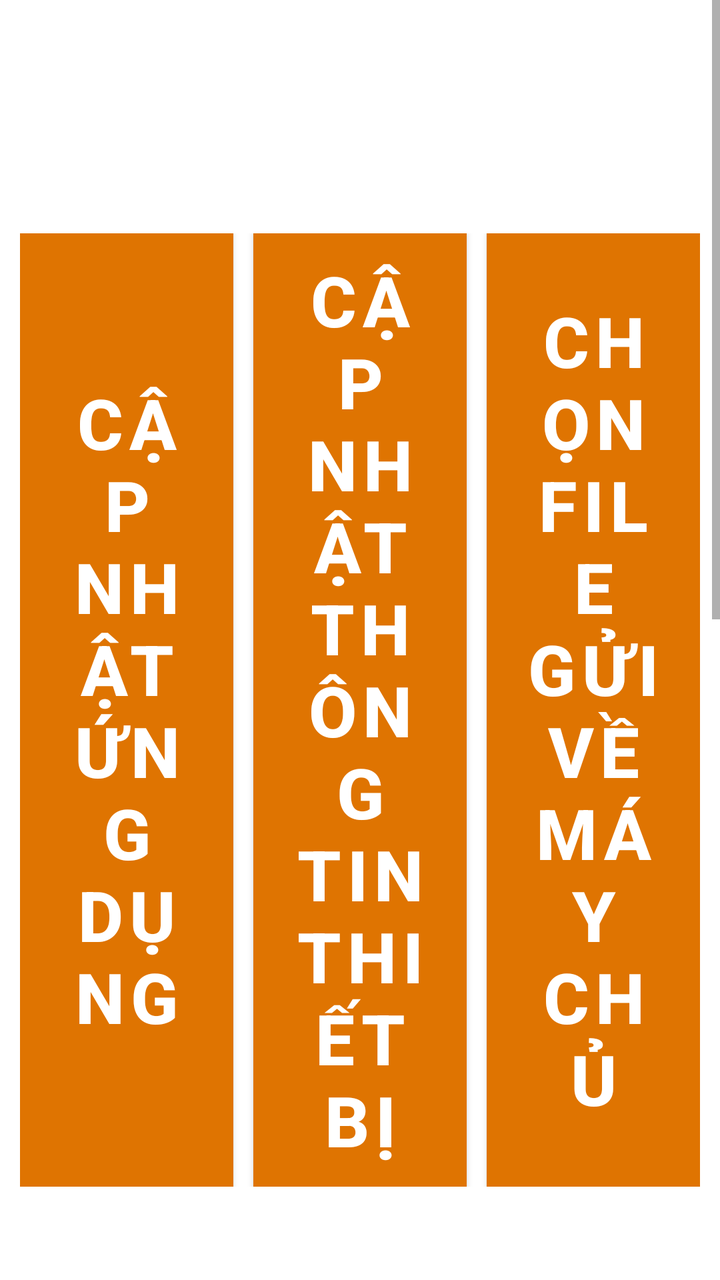
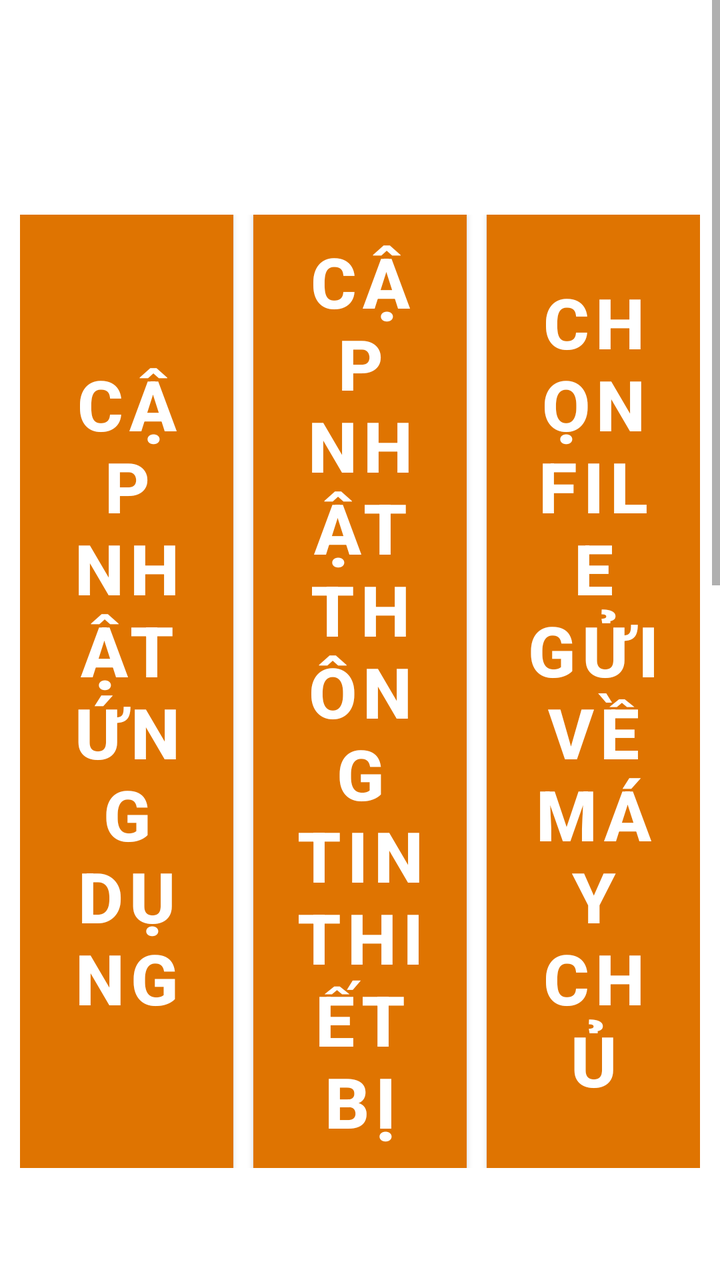

Screens rendered from an Android XML layout before and after an edit, with the pre-edit source and the edit as a unified diff.
<!-- AndroidManifest.xml: activity theme Theme.Datapp.NoActionBar -->
<!-- res/layout/activity_info_device.xml -->
<?xml version="1.0" encoding="utf-8"?>
<androidx.constraintlayout.widget.ConstraintLayout xmlns:android="http://schemas.android.com/apk/res/android"
    xmlns:app="http://schemas.android.com/apk/res-auto"
    xmlns:tools="http://schemas.android.com/tools"
    android:layout_width="match_parent"
    android:layout_height="match_parent"
    tools:context=".activity.InfoDeviceActivity">

    <ScrollView
        android:layout_width="match_parent"
        android:layout_height="match_parent">

        <LinearLayout
            android:layout_width="match_parent"
            android:layout_height="match_parent"
            android:orientation="vertical">

            <TextView
                android:id="@+id/tvSeri"
                android:layout_width="match_parent"
                android:layout_height="wrap_content"
                android:gravity="center"
                android:textColor="@color/green"
                android:textSize="80dp"
                app:layout_constraintStart_toStartOf="parent"
                tools:layout_editor_absoluteY="301dp" />

            <LinearLayout
                android:layout_width="match_parent"
                android:layout_height="wrap_content"
                android:layout_marginHorizontal="30px"
                android:layout_marginTop="30px"
                android:gravity="center"
                android:baselineAligned="false"
                android:orientation="horizontal">

                <Button
                    android:id="@+id/btUpdateApp"
                    android:layout_width="0dp"
                    android:layout_height="match_parent"
                    android:layout_weight="1"
                    android:background="@color/orange"
                    android:text="CẬP NHẬT ỨNG DỤNG"
                    android:textColor="@color/white"
                    android:textSize="35sp"
                    android:textStyle="bold" />

                <Button
                    android:id="@+id/btUpdateDeviceInfo"
                    android:layout_width="0dp"
                    android:layout_height="match_parent"
                    android:layout_marginStart="10dp"
                    android:layout_weight="1"
                    android:background="@color/orange"
                    android:text="CẬP NHẬT THÔNG TIN THIẾT BỊ"
                    android:textColor="@color/white"
                    android:textSize="35sp"
                    android:textStyle="bold" />

                <Button
                    android:id="@+id/btSelectFile"
                    android:layout_width="0dp"
                    android:layout_height="match_parent"
                    android:layout_marginStart="10dp"
                    android:layout_weight="1"
                    android:background="@color/orange"
                    android:text="CHỌN FILE GỬI VỀ MÁY CHỦ"
                    android:textColor="@color/white"
                    android:textSize="35sp"
                    android:textStyle="bold" />

                <Button
                    android:id="@+id/btEnterInfo"
                    android:layout_width="0dp"
                    android:layout_height="match_parent"
                    android:layout_marginStart="10dp"
                    android:layout_weight="1"
                    android:background="@color/orange"
                    android:text="nhập thông tin thiết bị"
                    android:visibility="gone"
                    android:textColor="@color/white"
                    android:textSize="35sp"
                    android:textStyle="bold" />
            </LinearLayout>

            <LinearLayout
                android:layout_width="match_parent"
                android:layout_height="wrap_content"
                android:layout_marginTop="50dp"
                android:gravity="center"
                android:orientation="vertical">

                <LinearLayout
                    android:layout_width="wrap_content"
                    android:layout_height="wrap_content"
                    android:gravity="center_vertical"
                    android:orientation="horizontal">

                    <TextView
                        android:layout_width="wrap_content"
                        android:layout_height="wrap_content"
                        android:layout_margin="5dp"
                        android:text="Imei 1"
                        android:textColor="@color/green"
                        android:textSize="35sp" />

                    <TextView
                        android:id="@+id/tvImei1"
                        android:layout_width="wrap_content"
                        android:layout_height="wrap_content"
                        android:layout_margin="5dp"
                        android:text=": _ /_"
                        android:textColor="@color/green"
                        android:textSize="35sp" />

                    <TextView
                        android:layout_width="wrap_content"
                        android:layout_height="wrap_content"
                        android:layout_margin="5dp"
                        android:text=" || "
                        android:textColor="@color/green"
                        android:textSize="35sp" />
                    <TextView
                        android:layout_width="wrap_content"
                        android:layout_height="wrap_content"
                        android:layout_marginStart="30dp"
                        android:layout_margin="5dp"
                        android:text="Serial SIM"
                        android:textColor="@color/green"
                        android:textSize="35sp" />

                    <TextView
                        android:id="@+id/tvSerialSIM"
                        android:layout_width="wrap_content"
                        android:layout_height="wrap_content"
                        android:layout_margin="5dp"
                        android:text=": _ /_"
                        android:textColor="@color/green"
                        android:textSize="35sp" />
                </LinearLayout>

                <LinearLayout
                    android:layout_width="wrap_content"
                    android:layout_height="wrap_content"
                    android:gravity="center_vertical"
                    android:orientation="horizontal">

                    <TextView
                        android:layout_width="wrap_content"
                        android:layout_height="wrap_content"
                        android:layout_margin="5dp"
                        android:text="Version"
                        android:textColor="@color/green"
                        android:textSize="35sp" />

                    <TextView
                        android:id="@+id/tvVersionApp"
                        android:layout_width="wrap_content"
                        android:layout_height="wrap_content"
                        android:layout_margin="5dp"
                        android:text=": _ /_"
                        android:textColor="@color/green"
                        android:textSize="35sp" />
                </LinearLayout>
            </LinearLayout>

            <LinearLayout
                android:layout_width="match_parent"
                android:layout_height="wrap_content"
                android:layout_marginHorizontal="10dp"
                android:layout_marginBottom="10dp"
                android:gravity="start"
                android:orientation="vertical">

                <LinearLayout
                    android:layout_width="match_parent"
                    android:layout_height="wrap_content"
                    android:gravity="center_vertical">

                    <TextView
                        android:layout_width="wrap_content"
                        android:layout_height="wrap_content"
                        android:layout_marginEnd="20dp"
                        android:text="Thông báo lỗi vận tốc: "
                        android:textColor="#917E7E"
                        android:textSize="30sp" />

                    <Switch
                        android:id="@+id/swtchVelocityAlert"
                        android:layout_width="wrap_content"
                        android:layout_height="50dp"
                        android:gravity="center"
                        android:thumb="@drawable/custom_thumb"
                        android:track="@drawable/custom_track"
                        tools:ignore="UseSwitchCompatOrMaterialXml" />
                </LinearLayout>

                <LinearLayout
                    android:layout_width="match_parent"
                    android:layout_height="wrap_content"
                    android:gravity="center_vertical">
                    <TextView
                        android:layout_width="wrap_content"
                        android:layout_height="wrap_content"
                        android:text="Thông báo sử dụng 4G: "
                        android:textColor="#917E7E"
                        android:layout_marginEnd="20dp"
                        android:textSize="30sp" />
                    <Switch
                        android:id="@+id/swtchUse4GAlert"
                        android:layout_width="wrap_content"
                        android:layout_height="50dp"
                        android:gravity="center"
                        android:thumb="@drawable/custom_thumb"
                        android:track="@drawable/custom_track"
                        tools:ignore="UseSwitchCompatOrMaterialXml" />
                </LinearLayout>

                <LinearLayout
                    android:layout_width="match_parent"
                    android:layout_height="wrap_content"
                    android:gravity="center_vertical">
                    <TextView
                        android:layout_width="wrap_content"
                        android:layout_height="wrap_content"
                        android:text="Cảnh báo quãng đường không thay đổi:"
                        android:textColor="#917E7E"
                        android:layout_marginEnd="20dp"
                        android:textSize="30sp" />
                    <Switch
                        android:id="@+id/swtchDistanceNotChange"
                        android:layout_width="wrap_content"
                        android:layout_height="50dp"
                        android:gravity="center"
                        android:thumb="@drawable/custom_thumb"
                        android:track="@drawable/custom_track"
                        tools:ignore="UseSwitchCompatOrMaterialXml" />
                </LinearLayout>

                <LinearLayout
                    android:layout_width="match_parent"
                    android:layout_height="wrap_content"
                    android:gravity="center_vertical">
                    <TextView
                        android:layout_width="wrap_content"
                        android:layout_height="wrap_content"
                        android:text="Tự động đăng xuất GV quá 10 giờ:"
                        android:textColor="#917E7E"
                        android:layout_marginEnd="20dp"
                        android:textSize="30sp" />
                    <Switch
                        android:id="@+id/swtchAutoLogoutTeacher"
                        android:layout_width="wrap_content"
                        android:layout_height="50dp"
                        android:gravity="center"
                        android:thumb="@drawable/custom_thumb"
                        android:track="@drawable/custom_track"
                        tools:ignore="UseSwitchCompatOrMaterialXml" />
                </LinearLayout>

                <LinearLayout
                    android:layout_width="match_parent"
                    android:layout_height="wrap_content"
                    android:layout_marginBottom="10dp"
                    android:gravity="center"
                    android:orientation="horizontal">

                    <TextView
                        android:id="@+id/tvAutoLogoutTeacherTime"
                        android:layout_width="wrap_content"
                        android:layout_height="wrap_content"
                        android:text="0"
                        android:textColor="#917E7E"
                        android:textSize="30sp" />

                    <SeekBar
                        android:id="@+id/skAutoLogoutTeacherTime"
                        android:layout_width="match_parent"
                        android:layout_height="wrap_content"
                        android:max="10"
                        android:progress="5" />
                </LinearLayout>

                <LinearLayout
                    android:layout_width="match_parent"
                    android:layout_height="wrap_content"
                    android:layout_marginBottom="10dp"
                    android:gravity="center"
                    android:orientation="horizontal">

                    <TextView
                        android:id="@+id/tvAutoLogoutTime"
                        android:layout_width="wrap_content"
                        android:layout_height="wrap_content"
                        android:text="0"
                        android:textColor="#917E7E"
                        android:textSize="30sp" />

                    <SeekBar
                        android:id="@+id/skAutoLogoutTime"
                        android:layout_width="match_parent"
                        android:layout_height="wrap_content"
                        android:max="5"
                        android:progress="0" />
                </LinearLayout>
            </LinearLayout>
        </LinearLayout>
    </ScrollView>


</androidx.constraintlayout.widget.ConstraintLayout>
<!-- resources referenced by this layout -->
<resources>
  <color name="green">#119E34</color>
  <color name="orange">#DF7401</color>
  <color name="white">#FFFFFF</color>
  <!-- drawable custom_thumb (drawable) -->
  <selector xmlns:android="http://schemas.android.com/apk/res/android">
      <item android:state_checked="true" android:drawable="@drawable/thumb_on" />
      <item android:drawable="@drawable/thumb_off" />
  </selector>
  <!-- drawable custom_track (drawable) -->
  <selector xmlns:android="http://schemas.android.com/apk/res/android">
      <item android:state_checked="true" android:drawable="@drawable/track_on" />
      <item android:drawable="@drawable/track_off" />
  </selector>
  <style name="Theme.Datapp.NoActionBar">
          <item name="windowActionBar">false</item>
          <item name="windowNoTitle">true</item>
  
      </style>
  <!-- drawable thumb_on (drawable) -->
  <shape xmlns:android="http://schemas.android.com/apk/res/android">
      <size
          android:width="30dp"
          android:height="30dp" />
      <solid android:color="#00FF00" />
      <corners android:radius="30dp" />
  </shape>
  <!-- drawable thumb_off (drawable) -->
  <shape xmlns:android="http://schemas.android.com/apk/res/android">
      <size
          android:width="30dp"
          android:height="30dp" />
      <solid android:color="#CCCCCC" />
      <corners android:radius="30dp" />
  </shape>
  <!-- drawable track_on (drawable) -->
  <shape xmlns:android="http://schemas.android.com/apk/res/android">
      <size
          android:width="100dp"
          android:height="10dp" />
      <solid android:color="#00CC00" />
      <corners android:radius="20dp" />
  </shape>
  <!-- drawable track_off (drawable) -->
  <shape xmlns:android="http://schemas.android.com/apk/res/android">
      <size
          android:width="100dp"
          android:height="10dp" />
      <solid android:color="#917E7E" />
      <corners android:radius="20dp" />
  </shape>
</resources>

<!-- the commit's change to res/layout/activity_info_device.xml (unified diff, before → after) -->
@@ -21,7 +21,7 @@
                 android:layout_height="wrap_content"
                 android:gravity="center"
                 android:textColor="@color/green"
-                android:textSize="80dp"
+                android:textSize="78dp"
                 app:layout_constraintStart_toStartOf="parent"
                 tools:layout_editor_absoluteY="301dp" />
 
@@ -29,7 +29,7 @@
                 android:layout_width="match_parent"
                 android:layout_height="wrap_content"
                 android:layout_marginHorizontal="30px"
-                android:layout_marginTop="30px"
+                android:layout_marginTop="10px"
                 android:gravity="center"
                 android:baselineAligned="false"
                 android:orientation="horizontal">
@@ -86,7 +86,7 @@
             <LinearLayout
                 android:layout_width="match_parent"
                 android:layout_height="wrap_content"
-                android:layout_marginTop="50dp"
+                android:layout_marginTop="10dp"
                 android:gravity="center"
                 android:orientation="vertical">
 
@@ -261,6 +261,48 @@
                 <LinearLayout
                     android:layout_width="match_parent"
                     android:layout_height="wrap_content"
+                    android:gravity="center_vertical">
+                    <TextView
+                        android:layout_width="wrap_content"
+                        android:layout_height="wrap_content"
+                        android:text="Cảnh báo quá giờ đêm:"
+                        android:textColor="#917E7E"
+                        android:layout_marginEnd="20dp"
+                        android:textSize="30sp" />
+                    <Switch
+                        android:id="@+id/swtchNightTimeOverAlert"
+                        android:layout_width="wrap_content"
+                        android:layout_height="50dp"
+                        android:gravity="center"
+                        android:thumb="@drawable/custom_thumb"
+                        android:track="@drawable/custom_track"
+                        tools:ignore="UseSwitchCompatOrMaterialXml" />
+                </LinearLayout>
+
+                <LinearLayout
+                    android:layout_width="match_parent"
+                    android:layout_height="wrap_content"
+                    android:gravity="center_vertical">
+                    <TextView
+                        android:layout_width="wrap_content"
+                        android:layout_height="wrap_content"
+                        android:text="Cảnh báo quá giờ xe số tự động:"
+                        android:textColor="#917E7E"
+                        android:layout_marginEnd="20dp"
+                        android:textSize="30sp" />
+                    <Switch
+                        android:id="@+id/swtchAutoTimeOverAlert"
+                        android:layout_width="wrap_content"
+                        android:layout_height="50dp"
+                        android:gravity="center"
+                        android:thumb="@drawable/custom_thumb"
+                        android:track="@drawable/custom_track"
+                        tools:ignore="UseSwitchCompatOrMaterialXml" />
+                </LinearLayout>
+
+                <LinearLayout
+                    android:layout_width="match_parent"
+                    android:layout_height="wrap_content"
                     android:layout_marginBottom="10dp"
                     android:gravity="center"
                     android:orientation="horizontal">
